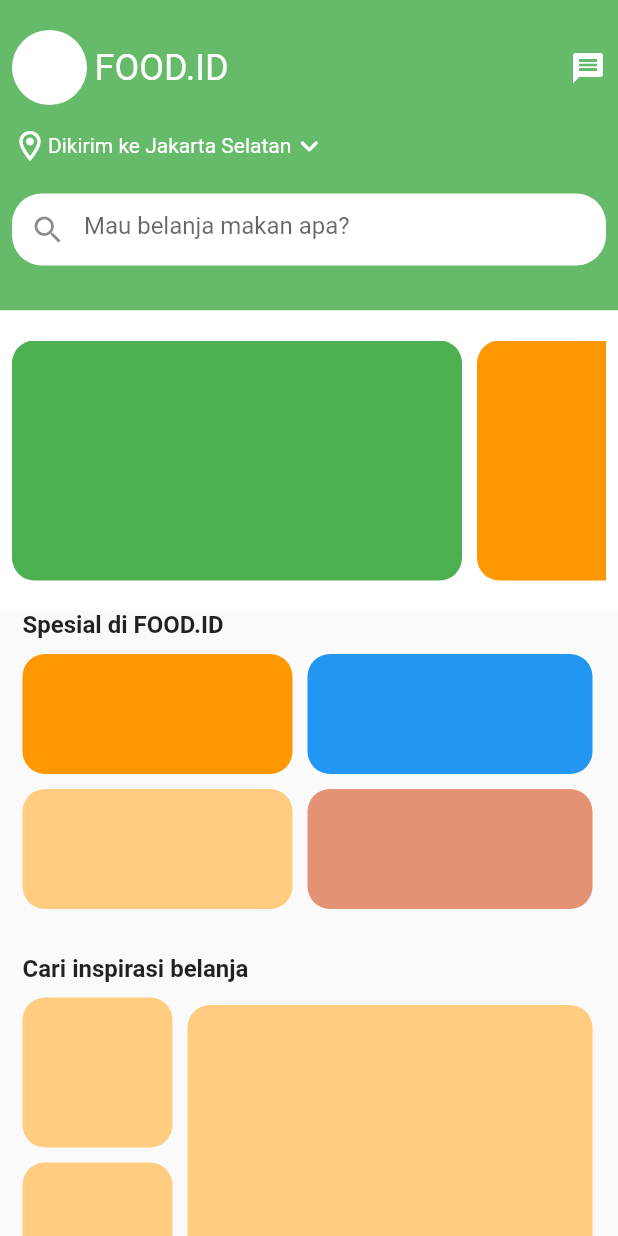
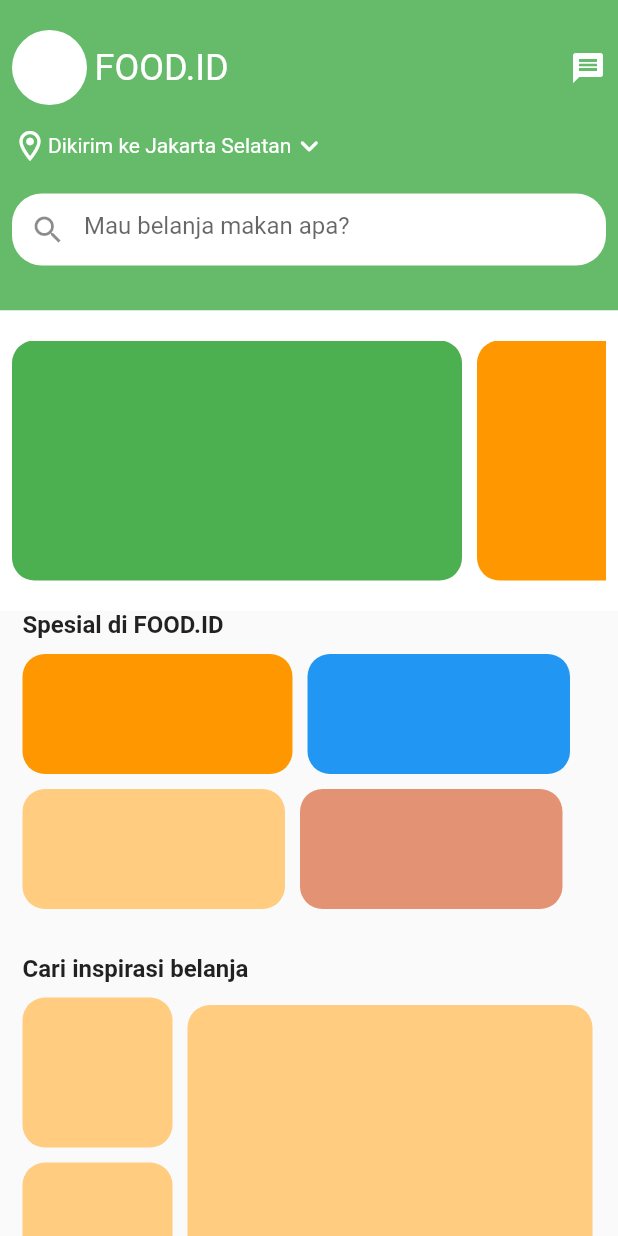
Before and after one commit to FebrianRifki/online_test, a Flutter app: the screen it shows after launch, on a phone screen of 412 x 824 dp. Run offline on Flutter 3.47's test engine with Material 2 defaults, Android fonts, the phone set to English and light mode, and no system bars; network calls fail.

Commit message:
add user internet permission, fix container width

```diff
--- a/lib/home_page.dart
+++ b/lib/home_page.dart
@@ -187,7 +187,7 @@ class _HomePageState extends State<HomePage> {
                   children: [
                     products.isNotEmpty
                         ? Container(
-                            width: 180,
+                            width: 175,
                             height: 80,
                             child: ClipRRect(
                                 borderRadius: BorderRadius.circular(10),
@@ -207,7 +207,7 @@ class _HomePageState extends State<HomePage> {
                       width: 10,
                     ),
                     Container(
-                      width: 190,
+                      width: 175,
                       height: 80,
                       decoration: BoxDecoration(
                         borderRadius: BorderRadius.circular(15),
@@ -222,7 +222,7 @@ class _HomePageState extends State<HomePage> {
                 Row(
                   children: [
                     Container(
-                      width: 180,
+                      width: 175,
                       height: 80,
                       decoration: BoxDecoration(
                         borderRadius: BorderRadius.circular(15),
@@ -233,7 +233,7 @@ class _HomePageState extends State<HomePage> {
                       width: 10,
                     ),
                     Container(
-                      width: 190,
+                      width: 175,
                       height: 80,
                       decoration: BoxDecoration(
                         borderRadius: BorderRadius.circular(15),
@@ -320,9 +320,17 @@ class _HomePageState extends State<HomePage> {
                   ),
                   products.isNotEmpty
                       ? Container(
-                          width: 270,
+                          width: 250,
                           height: 200,
                           decoration: BoxDecoration(
+                            boxShadow: [
+                              BoxShadow(
+                                color: Colors.grey.withOpacity(0.5),
+                                spreadRadius: 5,
+                                blurRadius: 7,
+                                offset: Offset(0, 3),
+                              )
+                            ],
                             borderRadius: BorderRadius.circular(15),
                             color: Colors.orange.shade200,
                           ),
```
Also changed, not shown: lib/http/get_product.dart (+0 -19 lines), 1 other file.
